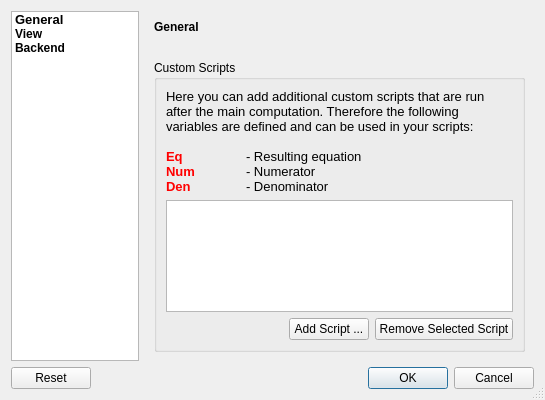
Before: the Qt Designer form src/gui/dialogs/configdialog.ui in saschpe/masonry, drawn with Qt 5.
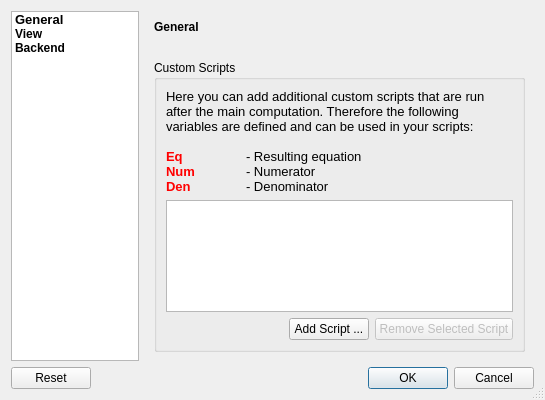
After: the same form once the commit is applied.

Commit message: Can now add/remove custom scripts in the ConfigDialog.

What changed in the file:
```diff
--- a/src/gui/dialogs/configdialog.ui
+++ b/src/gui/dialogs/configdialog.ui
@@ -155,6 +155,9 @@
           </item>
           <item row="2" column="2">
            <widget class="QPushButton" name="removeCustomScriptButton">
+            <property name="enabled">
+             <bool>false</bool>
+            </property>
             <property name="text">
              <string>Remove Selected Script</string>
             </property>
```
The commit also changes 2 other files.
